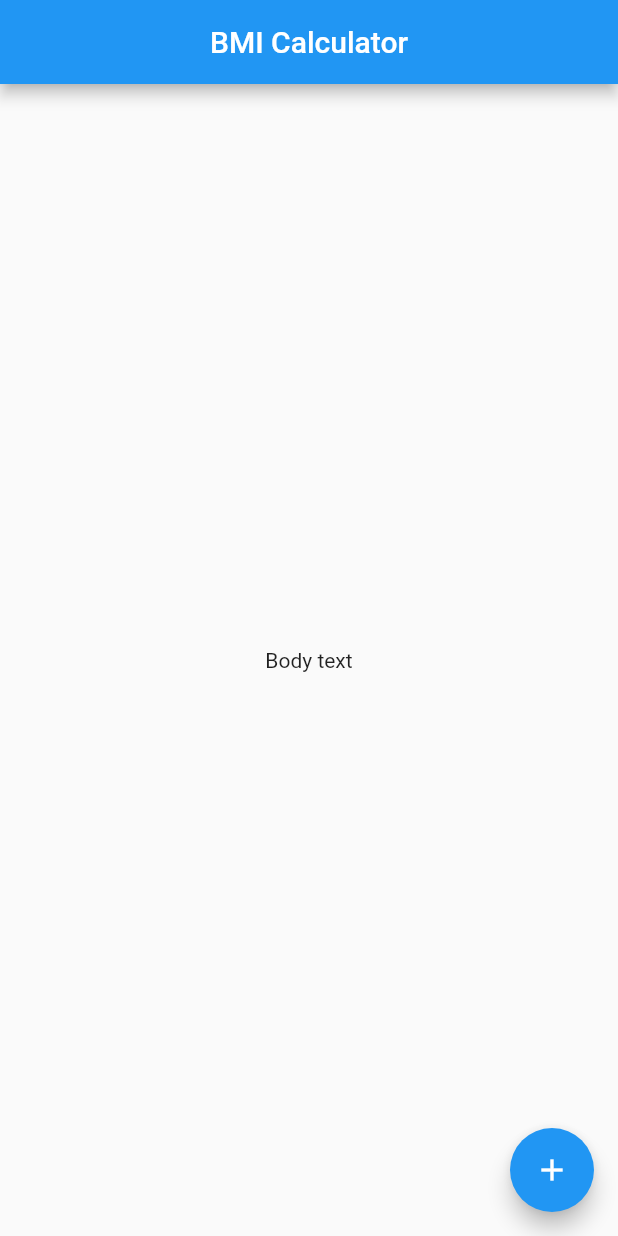
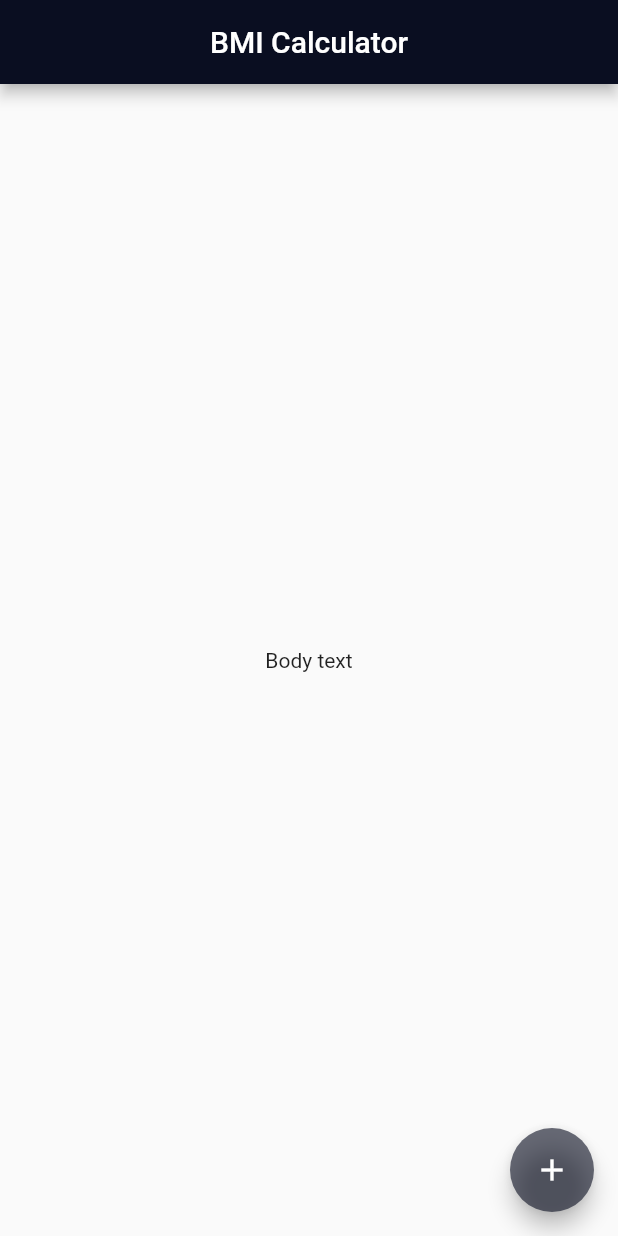
Before and after one commit to ljcpeixoto/bmi_calculator, a Flutter app: the screen it shows after launch, on a phone screen of 412 x 824 dp. Run offline on Flutter 3.47's test engine with Material 2 defaults, Android fonts, the phone set to English and light mode, and no system bars.

Commit message:
Change primarySwatch colors

```diff
--- a/lib/main.dart
+++ b/lib/main.dart
@@ -12,7 +12,18 @@ class BMICalculator extends StatelessWidget {
   Widget build(BuildContext context) {
     return MaterialApp(
       theme: ThemeData(
-        primarySwatch: Colors.blue,
+        primarySwatch: const MaterialColor(0xFF0A0E21, {
+          50: Color.fromRGBO(0x0A, 0x0E, 0x21, .1),
+          100: Color.fromRGBO(0x0A, 0x0E, 0x21, .2),
+          200: Color.fromRGBO(0x0A, 0x0E, 0x21, .3),
+          300: Color.fromRGBO(0x0A, 0x0E, 0x21, .4),
+          400: Color.fromRGBO(0x0A, 0x0E, 0x21, .5),
+          500: Color.fromRGBO(0x0A, 0x0E, 0x21, .6),
+          600: Color.fromRGBO(0x0A, 0x0E, 0x21, .7),
+          700: Color.fromRGBO(0x0A, 0x0E, 0x21, .8),
+          800: Color.fromRGBO(0x0A, 0x0E, 0x21, .9),
+          900: Color.fromRGBO(0x0A, 0x0E, 0x21, 1),
+        }),
       ),
       home: const InputPage(),
     );
```
